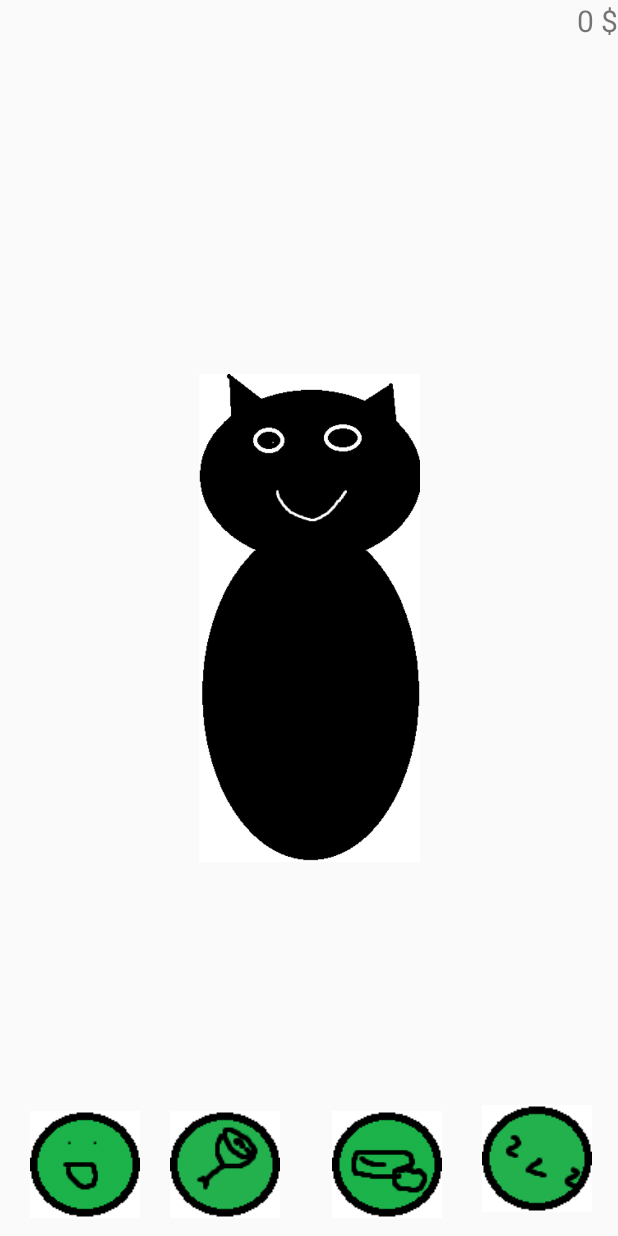
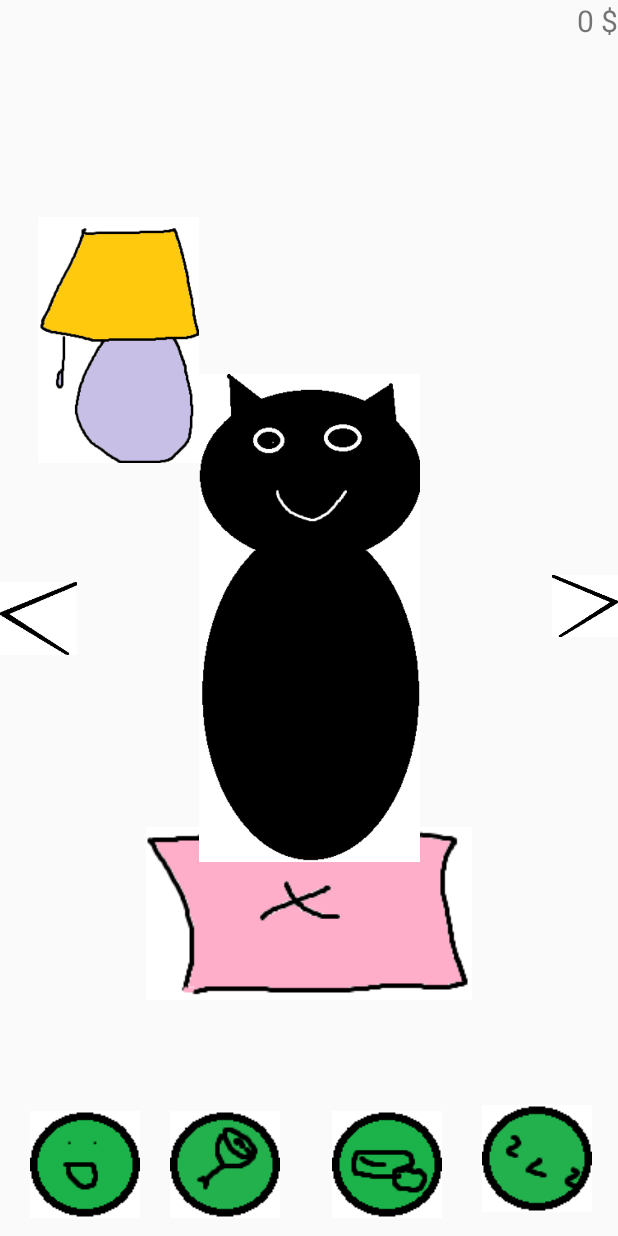
Before and after one commit to kingulin/MyLittleCatGame, an Android app: the screen it shows after launch (MainActivity), on a phone screen of 412 x 824 dp. Run offline under Robolectric (Android 15) with nearby library versions, the phone set to English and light mode, and no system bars.

Commit message:
first room

```diff
--- a/app/src/main/java/com/example/mylittlecat/MainActivity.java
+++ b/app/src/main/java/com/example/mylittlecat/MainActivity.java
@@ -28,7 +28,9 @@ public class MainActivity extends AppCompatActivity {
     public int money = 0;
     public String moneyShow;
     public TextView moneyShowFinal;
-
+    public ImageView Lamp;
+    public static ImageView Dark;
+    public boolean IsSleep = false;
     @Override
     protected void onCreate(Bundle savedInstanceState) {
         super.onCreate(savedInstanceState);
@@ -47,7 +49,7 @@ public class MainActivity extends AppCompatActivity {
                 catMoodNum +=2;
                 }
                 if(catMoodNum > 50){
-             if(IsCatClean == true){
+             if(IsCatClean){
              catMood.setImageResource(R.drawable.cat_tap);
             }else{
 
@@ -61,10 +63,11 @@ public class MainActivity extends AppCompatActivity {
      handler.postDelayed(new Runnable() {
          @Override
          public void run() {
-             if(CatHungry > 0) CatHungry -=1;
-             if(CatSleep > 0) CatSleep -=2;
-             if(CatClean > 0) CatClean -= 5;
-             if(catMoodNum > 0) {
+                 if (CatHungry > 0) CatHungry -= 1.5;
+                 if (CatSleep > 0 && !IsSleep) CatSleep -= 2;
+                 else if(CatSleep <= 100 && IsSleep) CatSleep +=5;
+                 if (CatClean > 0) CatClean -= 5;
+                 if (catMoodNum > 0) {
                      catMoodNum -= 2;
                      if (CatClean <= 50) {
                          catMoodNum -= 1;
@@ -77,42 +80,61 @@ public class MainActivity extends AppCompatActivity {
                      }
                  }
 
-             if(CatClean > 50 && catMoodNum > 50) {
+             if(!IsSleep) {
+                 if (CatClean > 50 && catMoodNum > 50) {
                      IsCatClean = true;
                      catMood.setImageResource(R.drawable.cat);
-             }
-             else if(CatClean > 50 && catMoodNum <= 50) {
+                 } else if (CatClean > 50 && catMoodNum <= 50) {
                      IsCatClean = true;
                      catMood.setImageResource(R.drawable.cat_sad);
-             }
-             else if(CatClean <= 50 && catMoodNum > 50) {
+                 } else if (CatClean <= 50 && catMoodNum > 50) {
                      IsCatClean = false;
                      catMood.setImageResource(R.drawable.cat_happy_dirty);
-             }else if(CatClean <= 50 && catMoodNum <= 50){
+                 } else if (CatClean <= 50 && catMoodNum <= 50) {
 
                      IsCatClean = false;
                      catMood.setImageResource(R.drawable.cat_sad_dirty);
+                 }}
+                 //ico changes
+                 if (CatClean >= 50) {
+                     Clean.setImageResource(R.drawable.clean_full);
+                 } else if (CatClean >= 20) {
+                     Clean.setImageResource(R.drawable.clean_half);
+                 } else if (CatClean >= 1) {
+                     Clean.setImageResource(R.drawable.clean_alittle);
+                 } else {
+                     Clean.setImageResource(R.drawable.clean_none);
                  }
-             //ico changes
-             if(CatClean >= 50) {Clean.setImageResource(R.drawable.clean_full);}
-             else if(CatClean >=20){Clean.setImageResource(R.drawable.clean_half);}
-             else if(CatClean >=1){Clean.setImageResource(R.drawable.clean_alittle);}
-             else {Clean.setImageResource(R.drawable.clean_none);}
 
-             if(catMoodNum >= 50) {Mood.setImageResource(R.drawable.mood_full);}
-             else if(catMoodNum >=20){Mood.setImageResource(R.drawable.mood_half);}
-             else if(catMoodNum >=1){Mood.setImageResource(R.drawable.mood_alittle);}
-             else {Mood.setImageResource(R.drawable.mood_none);}
+                 if (catMoodNum >= 50) {
+                     Mood.setImageResource(R.drawable.mood_full);
+                 } else if (catMoodNum >= 20) {
+                     Mood.setImageResource(R.drawable.mood_half);
+                 } else if (catMoodNum >= 1) {
+                     Mood.setImageResource(R.drawable.mood_alittle);
+                 } else {
+                     Mood.setImageResource(R.drawable.mood_none);
+                 }
 
-             if(CatSleep >= 50) {Sleep.setImageResource(R.drawable.sleep_full);}
-             else if(CatSleep >=20){Sleep.setImageResource(R.drawable.sleep_half);}
-             else if(CatSleep >=1){Sleep.setImageResource(R.drawable.sleep_alittle);}
-             else {Sleep.setImageResource(R.drawable.sleep_none);}
+                 if (CatSleep >= 50) {
+                     Sleep.setImageResource(R.drawable.sleep_full);
+                 } else if (CatSleep >= 20) {
+                     Sleep.setImageResource(R.drawable.sleep_half);
+                 } else if (CatSleep >= 1) {
+                     Sleep.setImageResource(R.drawable.sleep_alittle);
+                 } else {
+                     Sleep.setImageResource(R.drawable.sleep_none);
+                 }
 
-             if(CatHungry >= 50) {Hungry.setImageResource(R.drawable.hungry_full);}
-             else if(CatHungry >=20){Hungry.setImageResource(R.drawable.hungry_half);}
-             else if(CatHungry >=1){Hungry.setImageResource(R.drawable.hungry_alittle);}
-             else {Hungry.setImageResource(R.drawable.hungry_none);}
+                 if (CatHungry >= 50) {
+                     Hungry.setImageResource(R.drawable.hungry_full);
+                 } else if (CatHungry >= 20) {
+                     Hungry.setImageResource(R.drawable.hungry_half);
+                 } else if (CatHungry >= 1) {
+                     Hungry.setImageResource(R.drawable.hungry_alittle);
+                 } else {
+                     Hungry.setImageResource(R.drawable.hungry_none);
+                 }
 
              handler.postDelayed(this, 2*1000);
 
@@ -129,6 +151,25 @@ public class MainActivity extends AppCompatActivity {
         moneyShowFinal = findViewById(R.id.money_status_id);
         moneyShowFinal.setText(moneyShow);
 
+        //lamp
+        Lamp = findViewById(R.id.lamp);
+        Dark = findViewById(R.id.dark);
+
+        Lamp.setOnClickListener(new View.OnClickListener() {
+            @Override
+            public void onClick(View v) {
+
+                if(!IsSleep){
+                IsSleep = true;
+                catMood.setImageResource(R.drawable.cat_sleep);
+                    Dark.setAlpha((float) 0.6);
+            }else
+            {
+                    IsSleep = false;
+                    Dark.setAlpha((float)0);
+                }
+            }
+        });
 
             }
         }
--- a/app/src/main/res/layout/activity_main.xml
+++ b/app/src/main/res/layout/activity_main.xml
@@ -5,6 +5,17 @@
     android:layout_width="match_parent"
     android:layout_height="match_parent"
     tools:context=".MainActivity">
+
+    <ImageView
+        android:id="@+id/pillow"
+        android:layout_width="wrap_content"
+        android:layout_height="wrap_content"
+        app:layout_constraintBottom_toBottomOf="parent"
+        app:layout_constraintEnd_toEndOf="parent"
+        app:layout_constraintStart_toStartOf="parent"
+        app:layout_constraintTop_toTopOf="@+id/catMood"
+        app:layout_constraintVertical_bias="0.665"
+        app:srcCompat="@drawable/pillow" />
 
     <ImageView
         android:id="@+id/catMood"
@@ -18,10 +29,10 @@
 
     <TextView
         android:id="@+id/money_status_id"
-        android:textSize="20dp"
         android:layout_width="wrap_content"
         android:layout_height="wrap_content"
         android:text="@string/money_status"
+        android:textSize="20dp"
         app:layout_constraintEnd_toEndOf="parent"
         app:layout_constraintTop_toTopOf="parent" />
 
@@ -68,4 +79,45 @@
         app:layout_constraintStart_toEndOf="@+id/clean"
         app:srcCompat="@drawable/sleep_full" />
 
+    <ImageView
+        android:id="@+id/lamp"
+        android:layout_width="107dp"
+        android:layout_height="169dp"
+        app:layout_constraintBottom_toTopOf="@+id/mood"
+        app:layout_constraintEnd_toStartOf="@+id/catMood"
+        app:layout_constraintHorizontal_bias="1.0"
+        app:layout_constraintStart_toStartOf="parent"
+        app:layout_constraintTop_toTopOf="parent"
+        app:layout_constraintVertical_bias="0.248"
+        app:srcCompat="@drawable/lamp" />
+
+    <ImageView
+        android:id="@+id/dark"
+        android:layout_width="match_parent"
+        android:layout_height="match_parent"
+        android:adjustViewBounds="true"
+        android:alpha="0"
+        app:srcCompat="@drawable/dark"
+        tools:layout_editor_absoluteX="-117dp"
+        tools:layout_editor_absoluteY="-12dp" />
+
+    <ImageView
+        android:id="@+id/arrright"
+        android:layout_width="44dp"
+        android:layout_height="68dp"
+        app:layout_constraintBottom_toBottomOf="@+id/sleep"
+        app:layout_constraintEnd_toEndOf="parent"
+        app:layout_constraintTop_toTopOf="parent"
+        app:srcCompat="@drawable/arrow_right" />
+
+    <ImageView
+        android:id="@+id/arrleft"
+        android:layout_width="51dp"
+        android:layout_height="62dp"
+        android:alpha="2"
+        app:layout_constraintBottom_toBottomOf="parent"
+        app:layout_constraintStart_toStartOf="parent"
+        app:layout_constraintTop_toTopOf="parent"
+        app:srcCompat="@drawable/arrow_left" />
+
 </androidx.constraintlayout.widget.ConstraintLayout>
```
Also changed, not shown: app/src/main/res/drawable/arrow_left.png (added), app/src/main/res/drawable/arrow_right.png (added), app/src/main/res/drawable/cat_sleep.png (added), app/src/main/res/drawable/cat_sleep_dirty.png (added), app/src/main/res/drawable/dark.png (added), app/src/main/res/drawable/lamp.png (added), app/src/main/res/drawable/pillow.png (added). Lines whose indentation alone changed are shown as unchanged.
